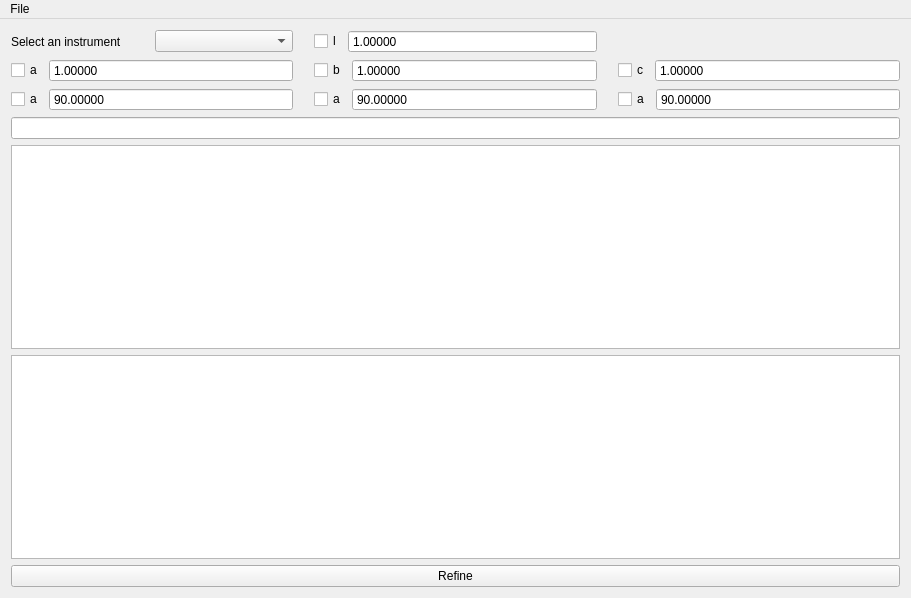
Qt form apps/LatticeRefiner/MainWindow.ui (k61n/openhkl) before a commit.
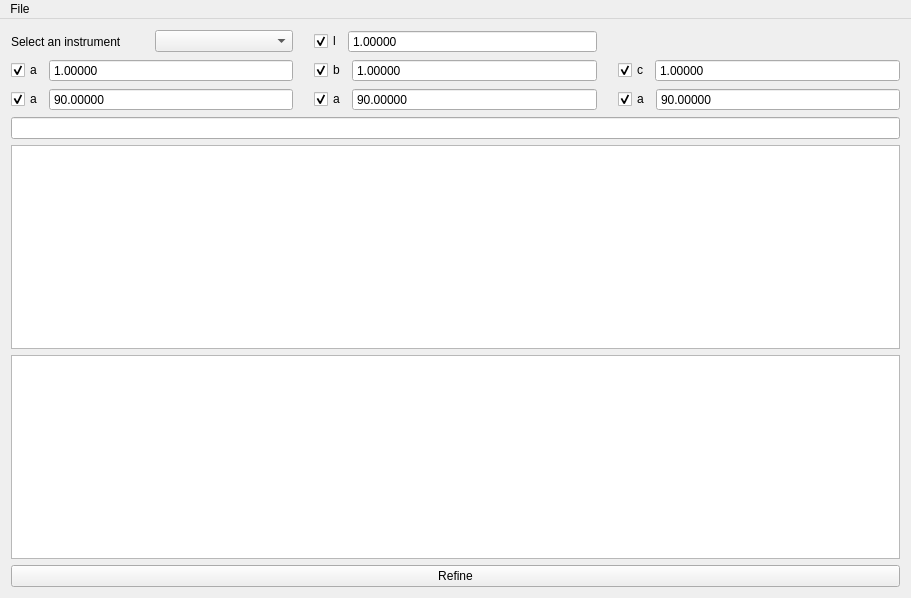
The same form after that commit.

Commit message: The parameters checkboxes are now checked by default

Diff of the .ui file:
```diff
--- a/apps/LatticeRefiner/MainWindow.ui
+++ b/apps/LatticeRefiner/MainWindow.ui
@@ -40,6 +40,9 @@
         <property name="text">
          <string>a</string>
         </property>
+        <property name="checked">
+         <bool>true</bool>
+        </property>
        </widget>
       </item>
       <item>
@@ -76,6 +79,9 @@
         <property name="text">
          <string>a</string>
         </property>
+        <property name="checked">
+         <bool>true</bool>
+        </property>
        </widget>
       </item>
       <item>
@@ -112,6 +118,9 @@
         <property name="text">
          <string>a</string>
         </property>
+        <property name="checked">
+         <bool>true</bool>
+        </property>
        </widget>
       </item>
       <item>
@@ -148,6 +157,9 @@
         <property name="text">
          <string>c</string>
         </property>
+        <property name="checked">
+         <bool>true</bool>
+        </property>
        </widget>
       </item>
       <item>
@@ -184,6 +196,9 @@
         <property name="text">
          <string>b</string>
         </property>
+        <property name="checked">
+         <bool>true</bool>
+        </property>
        </widget>
       </item>
       <item>
@@ -254,6 +269,9 @@
         <property name="text">
          <string>l</string>
         </property>
+        <property name="checked">
+         <bool>true</bool>
+        </property>
        </widget>
       </item>
       <item>
@@ -294,6 +312,9 @@
         <property name="text">
          <string>a</string>
         </property>
+        <property name="checked">
+         <bool>true</bool>
+        </property>
        </widget>
       </item>
       <item>
```
